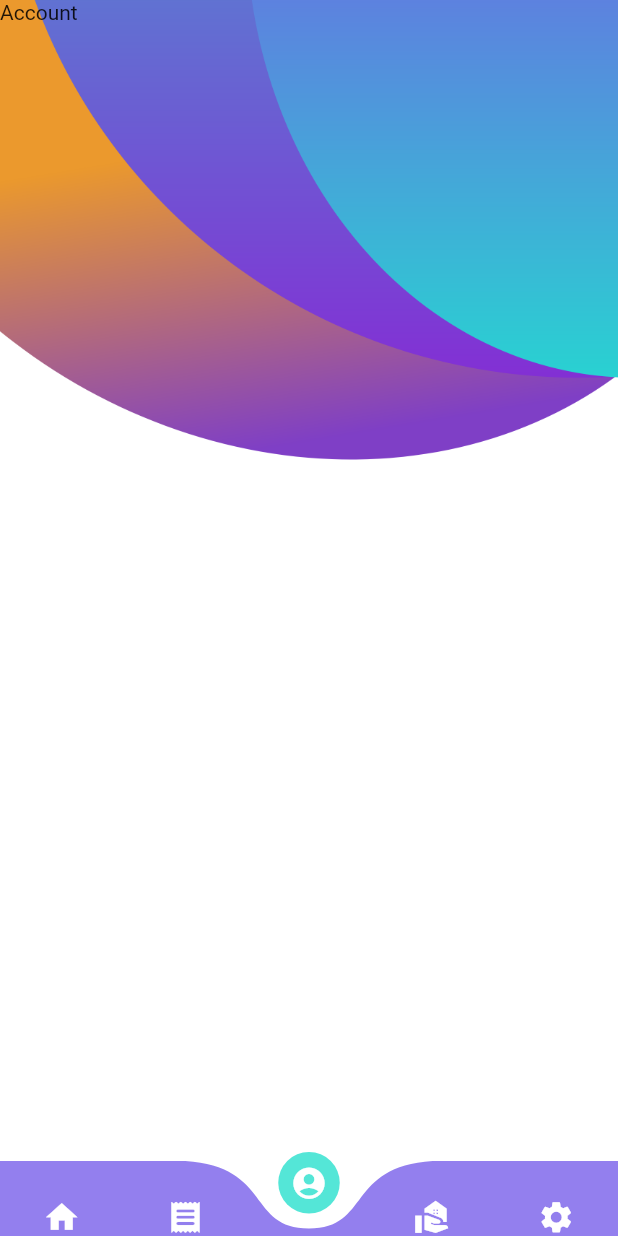
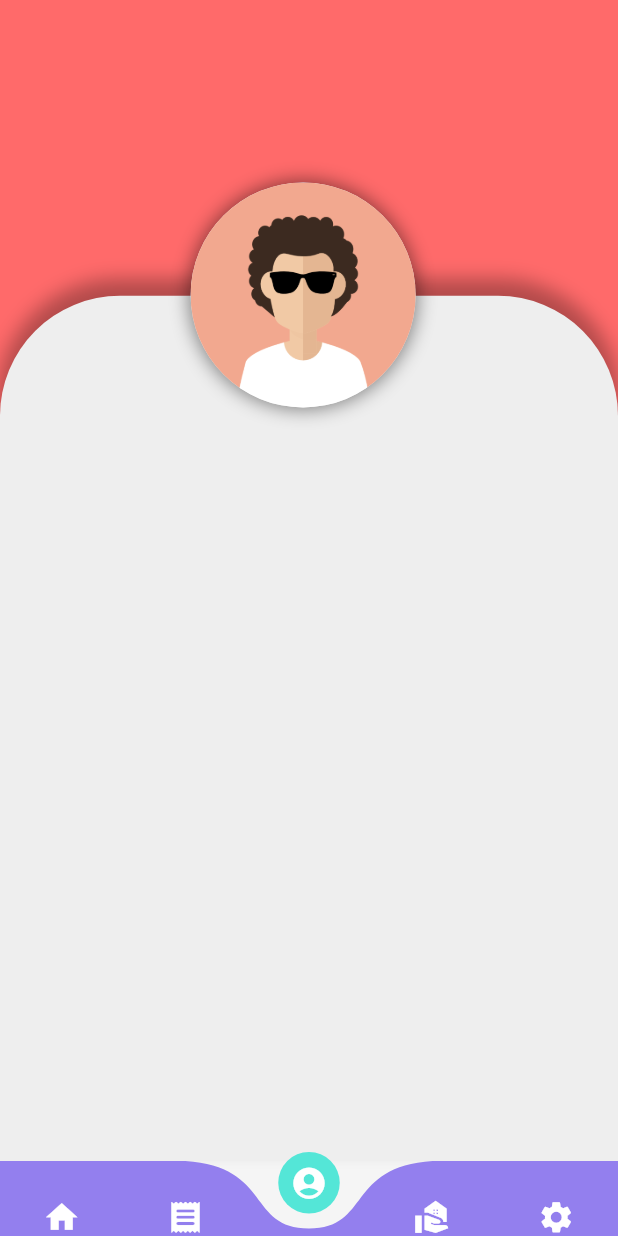
Before and after one commit to Anurag-Bharati/Park-and-Pee, a Flutter app: the screen it shows after launch, item 3 of the bottom bar chosen, on a phone screen of 412 x 824 dp. Run offline on Flutter 3.47's test engine with Material 2 defaults, Android fonts, the light colour scheme and no system bars; drawn by our look-alikes of curved_navigation_bar; our stand-ins replace flutter_signin_button, material_design_icons_flutter; Roboto replaces fonts that are missing (Poppins-Bold.ttf).

Commit message:
Added F/E Profile Layout Page

```diff
--- a/lib/account.dart
+++ b/lib/account.dart
@@ -1,7 +1,6 @@
-// ignore_for_file: file_names
+// ignore_for_file: file_names, unnecessary_const
 
 import 'package:flutter/material.dart';
-import 'package:material_design_icons_flutter/material_design_icons_flutter.dart';
 
 double deviceHeight(BuildContext context) => MediaQuery.of(context).size.height;
 double deviceWidth(BuildContext context) => MediaQuery.of(context).size.width;
@@ -14,17 +13,106 @@ class MyAccountPage extends StatefulWidget {
 }
 
 class _MyAccountPagestate extends State<MyAccountPage> {
+  final scaffoldKey = GlobalKey<ScaffoldState>();
   @override
   Widget build(BuildContext context) {
-    return Container(
-      decoration: const BoxDecoration(
-        image: DecorationImage(
-            image: AssetImage('assets/homebackground.png'), fit: BoxFit.cover),
-      ),
-      child: const Scaffold(
-        resizeToAvoidBottomInset: false,
-        backgroundColor: Colors.transparent,
-        body: SafeArea(child: Text("Account")),
+    return Scaffold(
+      key: scaffoldKey,
+      backgroundColor: const Color(0xFFF5F5F5),
+      body: SafeArea(
+        child: Container(
+          width: MediaQuery.of(context).size.width,
+          height: MediaQuery.of(context).size.height * 1,
+          decoration: const BoxDecoration(
+            color: Colors.white,
+            shape: BoxShape.rectangle,
+          ),
+          child: SizedBox(
+            width: MediaQuery.of(context).size.width,
+            height: MediaQuery.of(context).size.height * 1,
+            child: Stack(
+              children: [
+                Container(
+                  width: MediaQuery.of(context).size.width,
+                  height: MediaQuery.of(context).size.height * 0.4,
+                  constraints: BoxConstraints(
+                    maxWidth: MediaQuery.of(context).size.width,
+                  ),
+                  decoration: const BoxDecoration(
+                    color: Color(0xFFFF6A6A),
+                  ),
+                ),
+                Container(
+                  width: MediaQuery.of(context).size.width,
+                  height: MediaQuery.of(context).size.height * 0.4,
+                  constraints: BoxConstraints(
+                    maxWidth: MediaQuery.of(context).size.width,
+                  ),
+                  decoration: const BoxDecoration(
+                    color: const Color(0xFFFF6A6A),
+                  ),
+                ),
+                Align(
+                  alignment: const AlignmentDirectional(0, 1),
+                  child: Container(
+                    width: MediaQuery.of(context).size.width,
+                    height: MediaQuery.of(context).size.height * 0.7,
+                    constraints: BoxConstraints(
+                      maxWidth: MediaQuery.of(context).size.width,
+                      maxHeight: MediaQuery.of(context).size.height * 0.7,
+                    ),
+                    decoration: const BoxDecoration(
+                      color: Color(0xFFEEEEEE),
+                      boxShadow: [
+                        const BoxShadow(
+                          blurRadius: 10,
+                          color: Color.fromRGBO(0, 0, 0, 0.3),
+                          offset: Offset(0, -10),
+                          spreadRadius: 1,
+                        )
+                      ],
+                      borderRadius: BorderRadius.only(
+                        bottomLeft: Radius.circular(0),
+                        bottomRight: Radius.circular(0),
+                        topLeft: Radius.circular(80),
+                        topRight: Radius.circular(80),
+                      ),
+                      shape: BoxShape.rectangle,
+                    ),
+                    alignment: const AlignmentDirectional(0, 0),
+                  ),
+                ),
+                Align(
+                  alignment: const AlignmentDirectional(-0.03, -0.61),
+                  child: Container(
+                    width: 150,
+                    height: 150,
+                    decoration: const BoxDecoration(
+                      color: const Color(0xFFEEEEEE),
+                      boxShadow: [
+                        const BoxShadow(
+                          blurRadius: 10,
+                          color: Color(0x7A000000),
+                          spreadRadius: 1,
+                        )
+                      ],
+                      shape: BoxShape.circle,
+                    ),
+                    child: ClipRRect(
+                      borderRadius: BorderRadius.circular(100),
+                      child: Image.asset(
+                        'assets/avatar.png',
+                        width: 100,
+                        height: 100,
+                        fit: BoxFit.cover,
+                      ),
+                    ),
+                  ),
+                ),
+              ],
+            ),
+          ),
+        ),
       ),
     );
   }
--- a/lib/home_page.dart
+++ b/lib/home_page.dart
@@ -46,7 +46,6 @@ class _MyHomePagestate extends State<MyHomePage> {
                             ),
                           ),
                         ),
-
                         IconButton(
                           padding: EdgeInsets.only(
                             //   // top: deviceHeight(context) * 0.4,
@@ -55,7 +54,7 @@ class _MyHomePagestate extends State<MyHomePage> {
                             //   // bottom: deviceHeight(context) * 0.0,
                           ),
                           onPressed: () {
-                            Navigator.pushNamed(context, '');
+                            Navigator.pushNamed(context, 'login');
                           },
                           icon: const Icon(Icons.notifications_none),
                           iconSize: 40,
```
Also changed, not shown: pubspec.yaml (+69 -72 lines), assets/avatar.png (added). Lines whose indentation alone changed are shown as unchanged.
